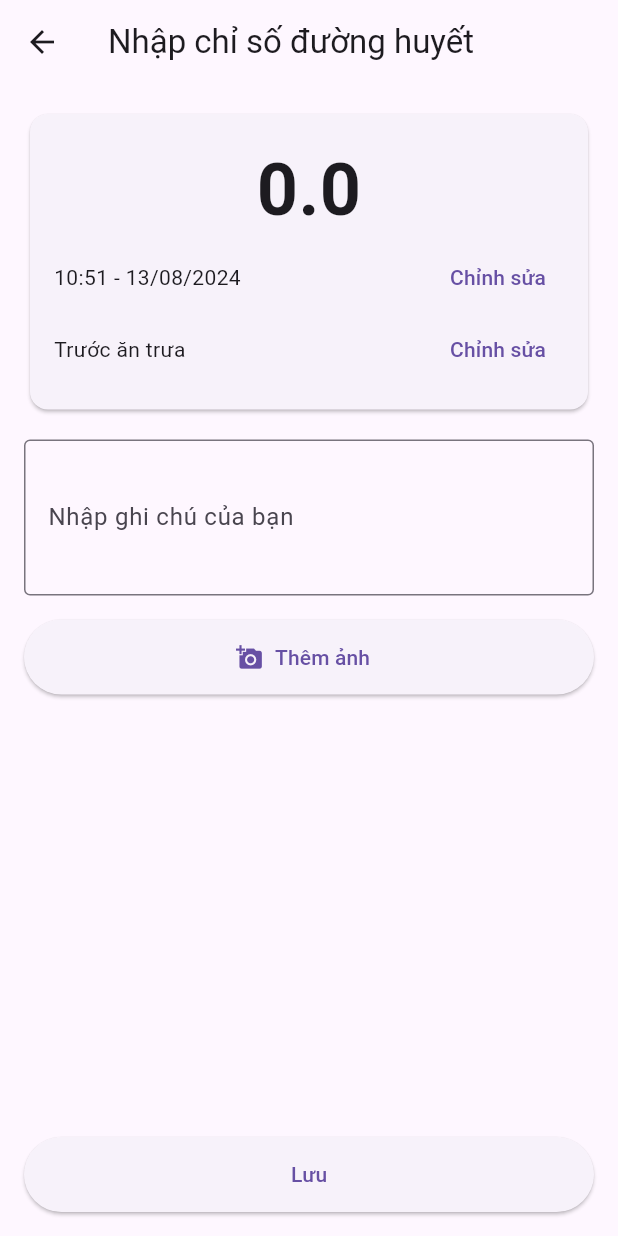
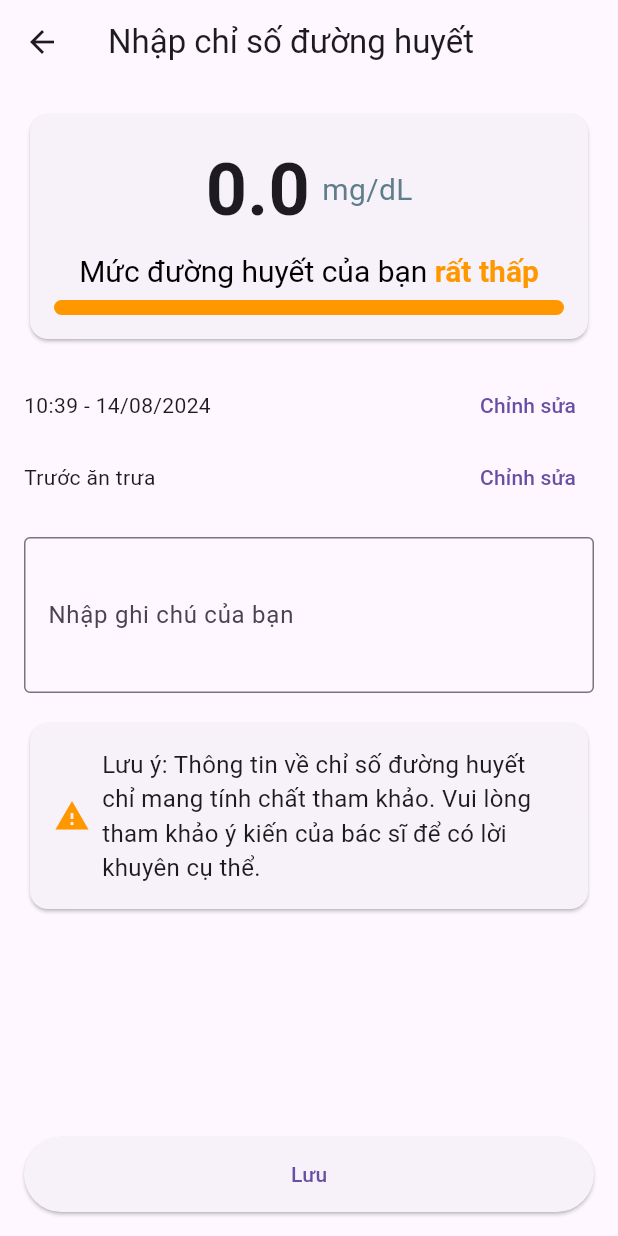
Before and after one commit to annguyen3112/diabetes_app, a Flutter app: the EnterBloodSugarScreen screen opened directly, on a phone screen of 412 x 824 dp. Run offline on Flutter 3.47's test engine with Material 3 defaults, Android fonts, the phone set to English and light mode, and no system bars; our stand-ins replace sqflite; accounts and stored records are empty.

Commit message:
update enter_blood_sugar_screen

```diff
--- a/lib/screens/enter_blood_sugar_screen.dart
+++ b/lib/screens/enter_blood_sugar_screen.dart
@@ -1,6 +1,14 @@
 import 'package:flutter/material.dart';
 
-class EnterBloodSugarScreen extends StatelessWidget {
+class EnterBloodSugarScreen extends StatefulWidget {
+  @override
+  _EnterBloodSugarScreenState createState() => _EnterBloodSugarScreenState();
+}
+
+class _EnterBloodSugarScreenState extends State<EnterBloodSugarScreen> {
+  double _bloodSugar = 0.0;
+  bool _isEditing = false;
+
   @override
   Widget build(BuildContext context) {
     return Scaffold(
@@ -17,12 +25,72 @@ class EnterBloodSugarScreen extends StatelessWidget {
                 padding: const EdgeInsets.all(16.0),
                 child: Column(
                   children: [
-                    Text('0.0', style: TextStyle(fontSize: 48, fontWeight: FontWeight.bold)),
-                    // Add more widgets here for the slider and time
+                    GestureDetector(
+                      onTap: () {
+                        setState(() {
+                          _isEditing = true;
+                        });
+                      },
+                      child: _isEditing
+                          ? TextField(
+                        autofocus: true,
+                        keyboardType: TextInputType.numberWithOptions(decimal: true),
+                        onChanged: (value) {
+                          setState(() {
+                            _bloodSugar = double.tryParse(value) ?? _bloodSugar;
+                          });
+                        },
+                        onSubmitted: (_) {
+                          setState(() {
+                            _isEditing = false;
+                          });
+                        },
+                        decoration: InputDecoration(
+                          suffixText: 'mg/dL',
+                          suffixStyle: TextStyle(
+                              fontSize: 24,
+                              fontWeight: FontWeight.bold,
+                              color: Colors.blueGrey,
+                          ),
+                        ),
+                        style: TextStyle(fontSize: 48, fontWeight: FontWeight.bold),
+                        textAlign: TextAlign.center,
+                      )
+                          : Row(
+                        mainAxisAlignment: MainAxisAlignment.center,
+                        children: [
+                          Text(
+                            _bloodSugar.toStringAsFixed(1),
+                            style: TextStyle(
+                              fontSize: 48,
+                              fontWeight: FontWeight.bold,
+                            ),
+                          ),
+                          SizedBox(width: 8),
+                          Text(
+                            'mg/dL',
+                            style: TextStyle(
+                              fontSize: 20,
+                              color: Colors.blueGrey,
+                            ),
+                          ),
+                        ],
+                      ),
+                    ),
+                    SizedBox(height: 8),
+                    _buildBloodSugarLabel(),
+                    SizedBox(height: 8),
+                    _buildBloodSugarLevelBar(),
+                  ],
+                ),
+              ),
+            ),
+            SizedBox(height: 16),
+            // Timestamp and Meal Info Section
             Row(
               mainAxisAlignment: MainAxisAlignment.spaceBetween,
               children: [
-                        Text('10:51 - 13/08/2024'),
+                Text('10:39 - 14/08/2024'),
                 TextButton(onPressed: () {}, child: Text('Chỉnh sửa')),
               ],
             ),
@@ -32,10 +100,6 @@ class EnterBloodSugarScreen extends StatelessWidget {
                 Text('Trước ăn trưa'),
                 TextButton(onPressed: () {}, child: Text('Chỉnh sửa')),
               ],
-                    ),
-                  ],
-                ),
-              ),
             ),
             SizedBox(height: 16),
             // Notes Section
@@ -47,15 +111,26 @@ class EnterBloodSugarScreen extends StatelessWidget {
               maxLines: 3,
             ),
             SizedBox(height: 16),
-            // Add Image Section
-            ElevatedButton.icon(
-              onPressed: () {},
-              icon: Icon(Icons.add_a_photo),
-              label: Text('Thêm ảnh'),
-              style: ElevatedButton.styleFrom(
-                minimumSize: Size(double.infinity, 50),
+            // Warning Section
+            Card(
+              child: Padding(
+                padding: const EdgeInsets.all(16.0),
+                child: Row(
+                  children: [
+                    Icon(Icons.warning, color: Colors.orange),
+                    SizedBox(width: 8),
+                    Expanded(
+                      child: Text(
+                        'Lưu ý: Thông tin về chỉ số đường huyết chỉ mang tính chất tham khảo. '
+                            'Vui lòng tham khảo ý kiến của bác sĩ để có lời khuyên cụ thể.',
+                        style: TextStyle(fontSize: 16),
                       ),
                     ),
+                  ],
+                ),
+              ),
+            ),
+            SizedBox(height: 16),
             Spacer(),
             // Save Button
             ElevatedButton(
@@ -72,4 +147,65 @@ class EnterBloodSugarScreen extends StatelessWidget {
       ),
     );
   }
+
+  Widget _buildBloodSugarLabel() {
+    String statusText;
+    Color statusColor;
+
+    if (_bloodSugar < 55) {
+      statusText = 'rất thấp';
+      statusColor = Colors.orange;
+    } else if (_bloodSugar >= 55 && _bloodSugar <= 70) {
+      statusText = 'thấp';
+      statusColor = Colors.yellow;
+    } else if (_bloodSugar >= 71 && _bloodSugar <= 130) {
+      statusText = 'tốt';
+      statusColor = Colors.green;
+    } else if (_bloodSugar >= 131 && _bloodSugar <= 250) {
+      statusText = 'cao';
+      statusColor = Colors.red;
+    } else {
+      statusText = 'rất cao';
+      statusColor = Colors.red[900]!;
     }
+
+    return RichText(
+      text: TextSpan(
+        children: [
+          TextSpan(
+            text: 'Mức đường huyết của bạn ',
+            style: TextStyle(fontSize: 20, color: Colors.black),
+          ),
+          TextSpan(
+            text: statusText,
+            style: TextStyle(fontSize: 20, fontWeight: FontWeight.bold, color: statusColor),
+          ),
+        ],
+      ),
+    );
+  }
+
+  Widget _buildBloodSugarLevelBar() {
+    Color barColor;
+    if (_bloodSugar < 55) {
+      barColor = Colors.orange;
+    } else if (_bloodSugar >= 55 && _bloodSugar <= 70) {
+      barColor = Colors.yellow;
+    } else if (_bloodSugar >= 71 && _bloodSugar <= 130) {
+      barColor = Colors.green;
+    } else if (_bloodSugar >= 131 && _bloodSugar <= 250) {
+      barColor = Colors.red;
+    } else {
+      barColor = Colors.red[900]!;
+    }
+
+    return Container(
+      height: 10,
+      width: double.infinity,
+      decoration: BoxDecoration(
+        color: barColor,
+        borderRadius: BorderRadius.circular(8.0),
+      ),
+    );
+  }
+}
```
Lines whose indentation alone changed are shown as unchanged.
